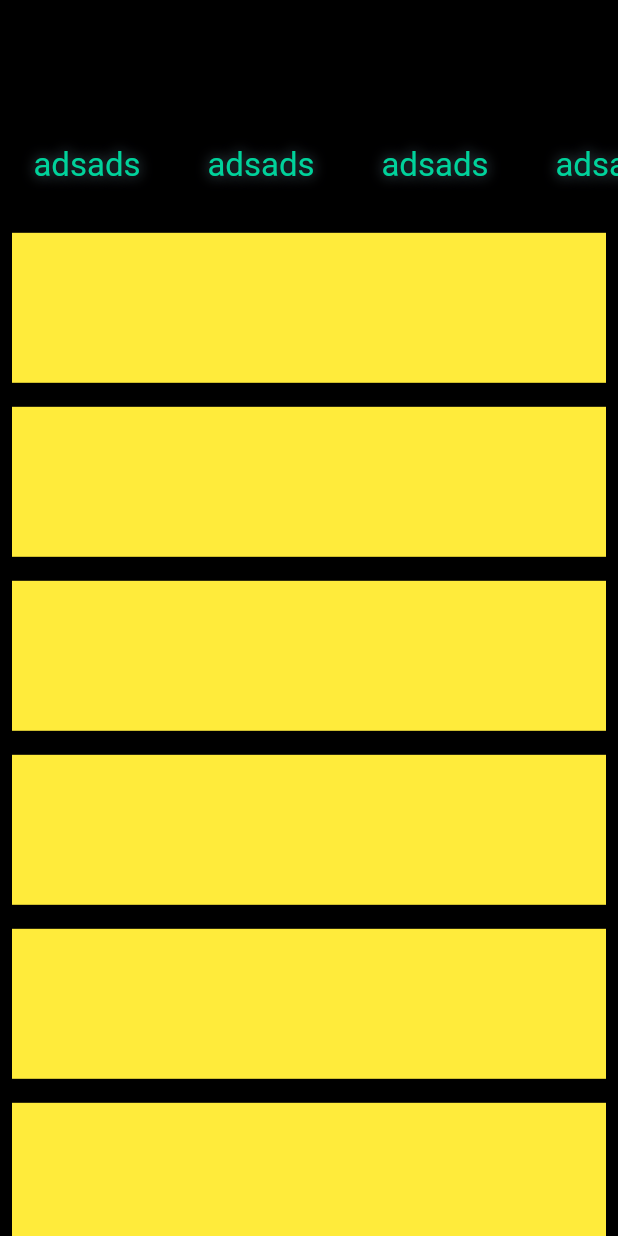
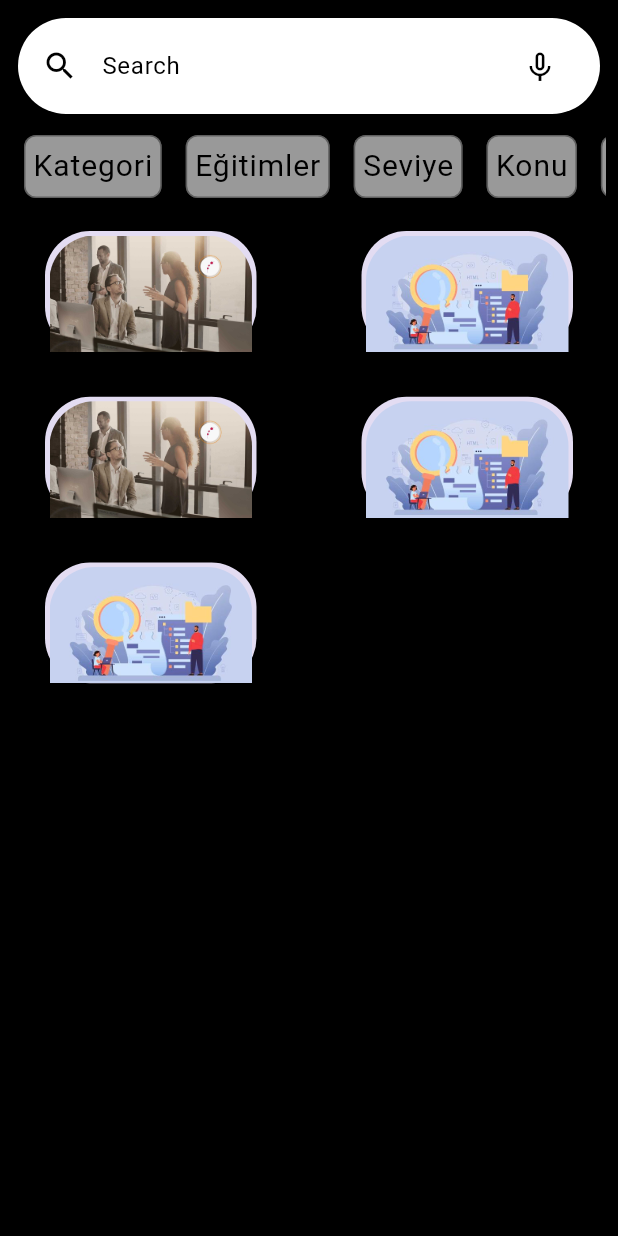
Before and after one commit to zehraCoskun/Tobeto-Mobile, a Flutter app: the CatalogPage screen opened by its route, on a phone screen of 412 x 824 dp. Run offline on Flutter 3.47's test engine with Material 3 defaults, Android fonts, the phone set to English and light mode, and no system bars; our stand-ins replace bloc, flutter_bloc, lottie; network calls fail.

Commit message:
catalog screen updated, data created

```diff
--- a/tobeto_mobil/lib/constants/image_text.dart
+++ b/tobeto_mobil/lib/constants/image_text.dart
@@ -1,2 +1,10 @@
 const logoT = "assets/images/tobeto-logo-t.png";
 const logo = "assets/images/tobeto-logo.png";
+
+//dummydata images
+
+const ders1 = "assets/images/ders1.jpg";
+const ders2 = "assets/images/ders2.png";
+
+const catalog1 = "assets/images/catalog1.jpg";
+const catalog2 = "assets/images/catalog2.jpg";
--- a/tobeto_mobil/lib/dummy_data.dart
+++ b/tobeto_mobil/lib/dummy_data.dart
@@ -1,5 +1,7 @@
+import 'package:tobeto_mobil/constants/image_text.dart';
 import 'package:tobeto_mobil/models/announcement_model.dart';
 import 'package:tobeto_mobil/models/application_model.dart';
+import 'package:tobeto_mobil/models/catalog_model.dart';
 import 'package:tobeto_mobil/models/education_model.dart';
 import 'package:tobeto_mobil/models/exam_model.dart';
 import 'package:tobeto_mobil/models/survey_model.dart';
@@ -9,31 +11,31 @@ final List<EducationModel> educationModelData = [
     id: "1",
     title: "Something",
     time: "12/28/2023",
-    thumbnail: "assets/images/ders1.jpg",
+    thumbnail: ders1,
   ),
   EducationModel(
     id: "2",
     title: "SomeOther1",
     time: "12/28/2023",
-    thumbnail: "assets/images/ders2.png",
+    thumbnail: ders2,
   ),
   EducationModel(
     id: "3",
     title: "SomeOther2",
     time: "12/28/2023",
-    thumbnail: "assets/images/ders1.jpg",
+    thumbnail: ders1,
   ),
   EducationModel(
     id: "4",
     title: "SomeOther3",
     time: "12/28/2023",
-    thumbnail: "assets/images/ders1.jpg",
+    thumbnail: ders1,
   ),
   EducationModel(
     id: "5",
     title: "SomeOther4",
     time: "12/28/2023",
-    thumbnail: "assets/images/ders2.png",
+    thumbnail: ders2,
   ),
 ];
 
@@ -160,3 +162,41 @@ final List<AnnouncementModel> announcementModelData = [
     type: "Duyuru",
   ),
 ];
+
+final List<CatalogModel> catalogModelData = [
+  CatalogModel(
+    id: "1",
+    title: "Dinle, Anla, İfade Et: Etkili İletişim Gelişim Yolculuğu",
+    totalDuration: "4s 14dk",
+    trainer: "Gürkan İlişen",
+    thumbnail: catalog1,
+  ),
+  CatalogModel(
+    id: "2",
+    title: "Sürdürülebilir Bir Dünya için Bireysel Farkındalık",
+    totalDuration: "40dk",
+    trainer: "Gürkan İlişen",
+    thumbnail: catalog2,
+  ),
+  CatalogModel(
+    id: "3",
+    title: "Hibrit Yaşamda Duyguyu Düzenleme",
+    totalDuration: "53dk",
+    trainer: "Gürkan İlişen",
+    thumbnail: catalog1,
+  ),
+  CatalogModel(
+    id: "4",
+    title: "Web Sayfası Tasarımı Nasıl Oluşturulur? - HTML ",
+    totalDuration: "2s 14dk",
+    trainer: "Gürkan İlişen",
+    thumbnail: catalog2,
+  ),
+  CatalogModel(
+    id: "5",
+    title: "Programlamanın Tarihçesi ve Gelişimi",
+    totalDuration: "1s",
+    trainer: "Gürkan İlişen",
+    thumbnail: catalog2,
+  ),
+];
--- /dev/null
+++ b/tobeto_mobil/lib/models/catalog_model.dart
@@ -0,0 +1,15 @@
+class CatalogModel {
+  final String id;
+  final String title;
+  final String trainer;
+  final String thumbnail;
+  final String totalDuration;
+
+  CatalogModel({
+    required this.id,
+    required this.title,
+    required this.trainer,
+    required this.thumbnail,
+    required this.totalDuration,
+  });
+}
--- /dev/null
+++ b/tobeto_mobil/lib/models/enums/catalog_category_item.dart
@@ -0,0 +1,29 @@
+enum CatalogCategoryItem {
+  category,
+  educations,
+  level,
+  topic,
+  language,
+  trainer,
+  situation;
+
+  @override
+  String toString() {
+    switch (this) {
+      case CatalogCategoryItem.category:
+        return "Kategori";
+      case CatalogCategoryItem.educations:
+        return "Eğitimler";
+      case CatalogCategoryItem.level:
+        return "Seviye";
+      case CatalogCategoryItem.topic:
+        return "Konu";
+      case CatalogCategoryItem.language:
+        return "Yazılım Dili";
+      case CatalogCategoryItem.trainer:
+        return "Eğitmen";
+      case CatalogCategoryItem.situation:
+        return "Durum";
+    }
+  }
+}
--- /dev/null
+++ b/tobeto_mobil/lib/pages/catalog/catalog_category/catalog_card.dart
@@ -0,0 +1,80 @@
+import 'package:flutter/material.dart';
+import 'package:tobeto_mobil/models/catalog_model.dart';
+import 'package:tobeto_mobil/pages/detail/education_detail_page/education_detail_page.dart';
+
+class CatalogCard extends StatelessWidget {
+  const CatalogCard({
+    Key? key,
+    required this.catalog,
+  }) : super(key: key);
+
+  final CatalogModel catalog;
+
+  @override
+  Widget build(BuildContext context) {
+    return AspectRatio(
+      aspectRatio: 1 / 1,
+      child: Container(
+        margin: const EdgeInsets.only(top: 20, left: 30, right: 30),
+        decoration: BoxDecoration(borderRadius: BorderRadius.circular(30), color: Theme.of(context).drawerTheme.backgroundColor),
+        child: ListView(
+          primary: false,
+          children: <Widget>[
+            buildHeader(),
+            buildBody(context),
+          ],
+        ),
+      ),
+    );
+  }
+
+  Widget buildHeader() {
+    return AspectRatio(
+      aspectRatio: 3 / 2,
+      child: Padding(
+        padding: const EdgeInsets.all(3.0),
+        child: ClipRRect(
+          borderRadius: const BorderRadius.only(
+            topLeft: Radius.circular(30),
+            topRight: Radius.circular(30),
+          ),
+          child: Image.asset(
+            catalog.thumbnail,
+            fit: BoxFit.fitWidth,
+          ),
+        ),
+      ),
+    );
+  }
+
+  Widget buildBody(BuildContext context) {
+    return InkWell(
+      onTap: () {
+        Navigator.of(context).push(
+          MaterialPageRoute(
+            builder: (context) => EducationDetailPage(id: catalog.id),
+          ),
+        );
+      },
+      child: Padding(
+        padding: const EdgeInsets.symmetric(
+          horizontal: 16,
+          vertical: 8,
+        ),
+        child: Column(
+          crossAxisAlignment: CrossAxisAlignment.start,
+          children: <Widget>[
+            Text(
+              catalog.title,
+              style: Theme.of(context).textTheme.titleLarge,
+            ),
+            Text(
+              catalog.trainer,
+              style: Theme.of(context).textTheme.bodySmall,
+            ),
+          ],
+        ),
+      ),
+    );
+  }
+}
--- /dev/null
+++ b/tobeto_mobil/lib/pages/catalog/catalog_category/catalog_header.dart
@@ -0,0 +1,36 @@
+import 'package:flutter/material.dart';
+
+class CatalogHeader extends StatelessWidget {
+  const CatalogHeader({
+    Key? key,
+  }) : super(key: key);
+
+  @override
+  Widget build(BuildContext context) {
+    final controller = TextEditingController();
+
+    return Padding(
+      padding: const EdgeInsets.all(12.0),
+      child: SearchBar(
+        backgroundColor: const MaterialStatePropertyAll(Colors.white),
+        leading: const Padding(
+          padding: EdgeInsets.all(8.0),
+          child: Icon(Icons.search),
+        ),
+        hintText: "Search",
+        controller: controller,
+        trailing: [
+          Padding(
+            padding: const EdgeInsets.all(8.0),
+            child: IconButton(
+              onPressed: () {},
+              icon: const Icon(
+                Icons.keyboard_voice_outlined,
+              ),
+            ),
+          )
+        ],
+      ),
+    );
+  }
+}
--- a/tobeto_mobil/lib/pages/catalog/catalog_page.dart
+++ b/tobeto_mobil/lib/pages/catalog/catalog_page.dart
@@ -1,9 +1,17 @@
 import 'package:flutter/material.dart';
+import 'package:tobeto_mobil/models/catalog_model.dart';
+import 'package:tobeto_mobil/models/enums/catalog_category_item.dart';
+import 'package:tobeto_mobil/pages/catalog/catalog_category/catalog_card.dart';
+import 'package:tobeto_mobil/pages/catalog/catalog_category/catalog_header.dart';
 
 class CatalogPage extends StatelessWidget {
   const CatalogPage({
     Key? key,
+    required this.catalogItems,
+    required this.catalogList,
   }) : super(key: key);
+  final List<CatalogCategoryItem> catalogItems;
+  final List<CatalogModel> catalogList;
 
   @override
   Widget build(BuildContext context) {
@@ -13,54 +21,24 @@ class CatalogPage extends StatelessWidget {
       child: Scaffold(
         body: Column(
           children: <Widget>[
-            Padding(
-              padding: const EdgeInsets.all(8.0),
-              child: TextField(
-                controller: controller,
-                maxLength: 30,
-                decoration: const InputDecoration(
-                    counterText: "",
-                    prefixIcon: Icon(Icons.search),
-                    labelText: "Search",
-                    labelStyle: TextStyle(
-                      fontSize: 15,
-                    )),
-              ),
-            ),
+            CatalogHeader(),
             Flexible(
+              child: Padding(
+                padding: const EdgeInsets.symmetric(horizontal: 8.0),
                 child: ListView.builder(
                   scrollDirection: Axis.horizontal,
-                itemCount: 5,
+                  itemCount: catalogItems.length,
                   itemBuilder: (context, index) {
-                  return Padding(
-                    padding: const EdgeInsets.all(8.0),
-                    child: Container(
-                      width: 100,
-                      child: Center(
+                    return Container(
+                      margin: EdgeInsets.symmetric(horizontal: 8, vertical: 2),
+                      decoration:
+                          BoxDecoration(border: Border.all(color: Colors.black38), borderRadius: BorderRadius.circular(8), color: Colors.white60),
+                      child: FittedBox(
+                        child: Padding(
+                          padding: const EdgeInsets.all(4.0),
                           child: Text(
-                          "adsads",
-                          style: Theme.of(context).textTheme.titleLarge?.merge(
-                                const TextStyle(
-                                  height: 2,
-                                  shadows: [
-                                    BoxShadow(
-                                      color: Colors.black,
-                                      spreadRadius: 2,
-                                      blurRadius: 5,
-                                    ),
-                                    BoxShadow(
-                                      color: Colors.blueGrey,
-                                      spreadRadius: 2,
-                                      blurRadius: 10,
-                                    ),
-                                    BoxShadow(
-                                      color: Colors.black,
-                                      spreadRadius: 2,
-                                      blurRadius: 10,
-                                    ),
-                                  ],
-                                ),
-                              ),
+                            catalogItems[index].toString(),
+                            style: Theme.of(context).textTheme.bodyLarge,
                           ),
                         ),
                       ),
@@ -68,21 +46,25 @@ class CatalogPage extends StatelessWidget {
                   },
                 ),
               ),
+            ),
             Expanded(
-              flex: 9,
-              child: ListView.builder(
-                itemCount: 20,
+              flex: 15,
+              child: GridView.builder(
+                gridDelegate: const SliverGridDelegateWithMaxCrossAxisExtent(
+                  maxCrossAxisExtent: 200,
+                  childAspectRatio: 2 / 1,
+                  mainAxisSpacing: 10,
+                  crossAxisSpacing: 10,
+                ),
+                itemCount: catalogList.length,
                 itemBuilder: (context, index) {
-                  return Padding(
-                    padding: const EdgeInsets.all(8.0),
-                    child: Container(
-                      height: 100,
-                      color: Colors.yellow,
-                    ),
+                  return Container(
+                    //color: Colors.red,
+                    child: CatalogCard(catalog: catalogList[index]),
                   );
                 },
               ),
-            ),
+            )
           ],
         ),
       ),
--- a/tobeto_mobil/lib/utils/router/route_generator.dart
+++ b/tobeto_mobil/lib/utils/router/route_generator.dart
@@ -1,4 +1,6 @@
 import 'package:flutter/material.dart';
+import 'package:tobeto_mobil/dummy_data.dart';
+import 'package:tobeto_mobil/models/enums/catalog_category_item.dart';
 import 'package:tobeto_mobil/pages/catalog/catalog_page.dart';
 import 'package:tobeto_mobil/pages/login/login_page.dart';
 import 'package:tobeto_mobil/pages/home/home_page.dart';
@@ -17,7 +19,10 @@ class RouteGenerator {
       case "/profile":
         return defaultRouteTransition(const ProfileScreen());
       case "/catalog":
-        return defaultRouteTransition(const CatalogPage());
+        return defaultRouteTransition(CatalogPage(
+          catalogList: catalogModelData,
+          catalogItems: CatalogCategoryItem.values,
+        ));
       default:
         return defaultRouteTransition(const HomePage());
     }
--- a/tobeto_mobil/lib/utils/theme/theme_ios.dart
+++ b/tobeto_mobil/lib/utils/theme/theme_ios.dart
@@ -47,7 +47,8 @@ final iosLightTheme = ThemeData(
   textTheme: TextTheme(
       headlineSmall: TextStyle(color: _tobetoLightColors.acikSiyah, letterSpacing: 1.0, fontWeight: FontWeight.w700),
       headlineMedium: TextStyle(color: _tobetoLightColors.mor, fontSize: 30, fontWeight: FontWeight.w700),
-      bodyLarge: TextStyle(color: _tobetoLightColors.siyah, fontSize: 16.0),
+      bodyLarge: TextStyle(color: _tobetoDarkColors.siyah, fontSize: 16.0, fontWeight: FontWeight.w300),
+      bodyMedium: TextStyle(color: _tobetoLightColors.beyaz, fontSize: 20.0), //!
       titleLarge: TextStyle(color: _tobetoDarkColors.yesil),
       bodySmall: TextStyle(color: _tobetoLightColors.acikSiyah, fontStyle: FontStyle.italic, fontSize: 16)),
 
@@ -147,6 +148,7 @@ final iosDarkTheme = ThemeData(
       titleLarge: TextStyle(color: _tobetoDarkColors.yesil),
       titleMedium: TextStyle(color: _tobetoDarkColors.beyaz),
       titleSmall: TextStyle(color: _tobetoDarkColors.krem),
+      bodyMedium: TextStyle(color: _tobetoDarkColors.krem, fontSize: 20.0), //!
       bodySmall: TextStyle(color: _tobetoLightColors.krem, fontStyle: FontStyle.italic, fontSize: 16)),
   //TextButton Ayarlari
   textButtonTheme: const TextButtonThemeData(
```
Also changed, not shown: tobeto_mobil/assets/images/catalog1.jpg (added), tobeto_mobil/assets/images/catalog2.jpg (added). Lines whose indentation alone changed are shown as unchanged.
